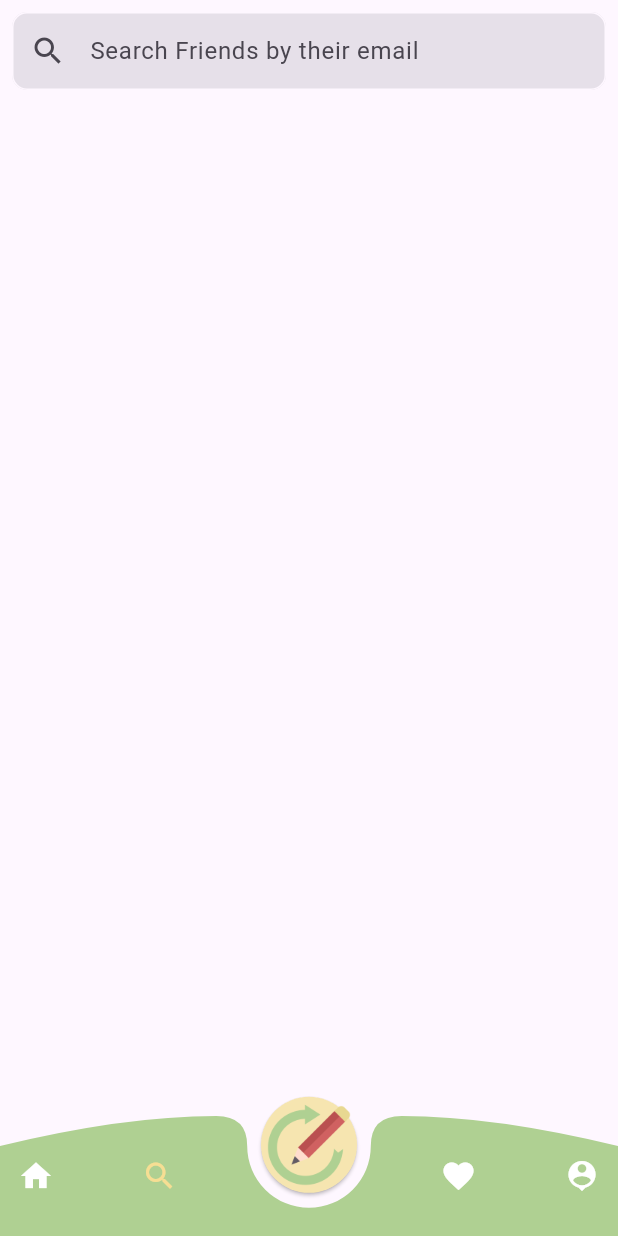
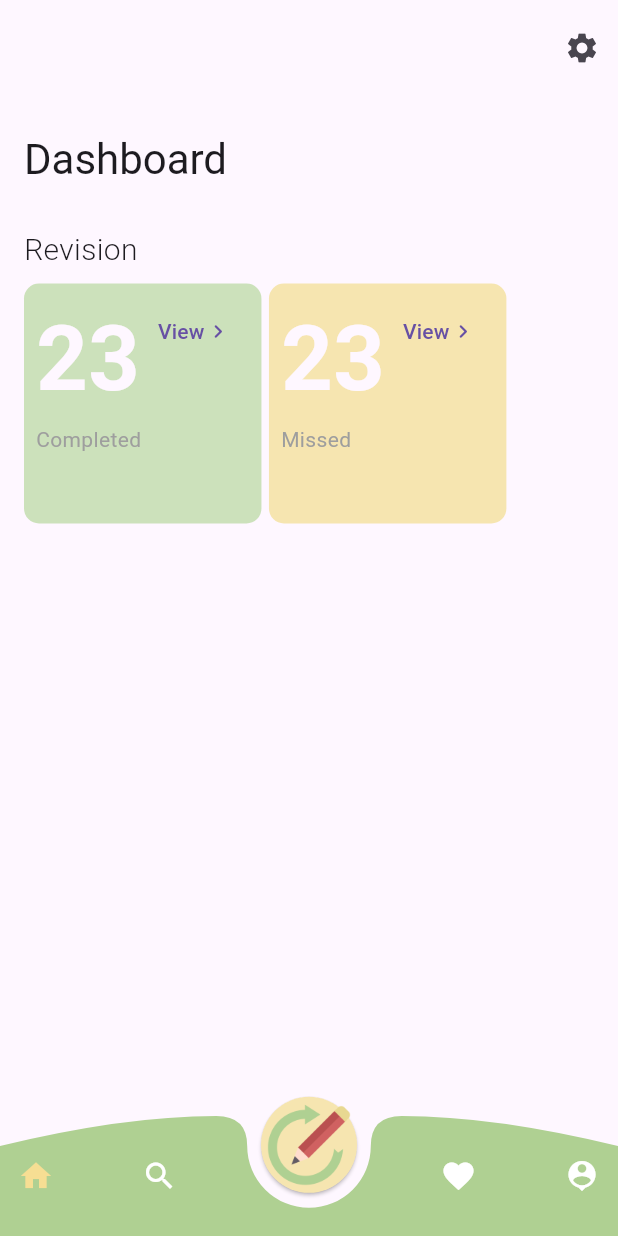
Before and after one commit to sudoadarsh/re_vision, a Flutter app: the DashBoard screen opened by its route, on a phone screen of 412 x 824 dp. Run offline on Flutter 3.47's test engine with Material 2 defaults, Android fonts, the phone set to English and light mode, and no system bars; our stand-ins replace bloc, cached_network_image, cloud_firestore, file_picker, firebase_auth, firebase_core and 7 more; missing offline and left inert: favicon, flutter_quill; accounts and stored records are empty; network calls fail.

Commit message:
-- dashboard page ui part 1, next: complete part 2.

```diff
--- a/lib/base_shared_prefs/base_shared_prefs.dart
+++ b/lib/base_shared_prefs/base_shared_prefs.dart
@@ -42,7 +42,7 @@ class BaseSharedPrefsSingleton {
   /// Delete operations.
   static Future<bool?> delete(String key) async => await _prefs?.remove(key);
 
-  static Future<bool?> clear(String key) async => await _prefs?.clear();
+  static Future<bool?> clear() async => await _prefs?.clear();
 
   /// Check whether a key exists already in the shared prefs.
   static bool? checkKey(String key) => _prefs?.containsKey(key);
--- a/lib/constants/color_constants.dart
+++ b/lib/constants/color_constants.dart
@@ -9,7 +9,9 @@ class ColorC {
   static const Color primaryComp = Color.fromRGBO(
       204, 225, 187, 1.0);
   static const Color secondary = Color.fromRGBO(208, 97, 97, 1.0);
+  static const Color secondaryComp = Color.fromRGBO(222, 167, 167, 1.0);
   static const Color button = Color.fromRGBO(246, 222, 147, 1.0);
+  static const Color buttonComp = Color.fromRGBO(246, 229, 176, 1.0);
   static const Color elevatedButton = Color.fromRGBO(246, 229, 176, 1.0);
   static const Color link = Color.fromRGBO(18, 75, 217, 1.0);
 }
--- a/lib/constants/string_constants.dart
+++ b/lib/constants/string_constants.dart
@@ -38,7 +38,6 @@ class StringC {
   static const String emailOrAppleId = 'Email or Apple Id';
   static const String username = "Username";
   static const String password = 'Password';
-  static const String welcome = 'Welcome to Re-vision...';
   static const String forgor = 'Forgot Password?';
 
   // String constants used in the dashboard.
@@ -46,6 +45,9 @@ class StringC {
   static const String overview = 'Overview';
   static const String pending = "Pending Today";
   static const String stars = 'Stars';
+  static const String completed = "Completed";
+  static const String view = "View";
+  static const String missed = "Missed";
 
   // String constants in the home page.
   static const String homeTitle = empty;
--- a/lib/modules/dashboard/dashboard_page.dart
+++ b/lib/modules/dashboard/dashboard_page.dart
@@ -1,10 +1,9 @@
-import 'package:carousel_slider/carousel_slider.dart';
 import 'package:cloud_firestore/cloud_firestore.dart';
 import 'package:flutter/material.dart';
-import 'package:re_vision/base_widgets/base_insta_story.dart';
 import 'package:re_vision/base_widgets/base_rounded_elevated_button.dart';
 import 'package:re_vision/base_widgets/base_text.dart';
 import 'package:re_vision/constants/color_constants.dart';
+import 'package:re_vision/constants/decoration_constants.dart';
 import 'package:re_vision/constants/icon_constants.dart';
 import 'package:re_vision/constants/size_constants.dart';
 import 'package:re_vision/constants/string_constants.dart';
@@ -20,9 +19,135 @@ import 'package:re_vision/utils/cloud/base_cloud.dart';
 import 'package:re_vision/utils/cloud/cloud_constants.dart';
 import 'package:re_vision/utils/social_auth/base_auth.dart';
 
-import '../../base_widgets/base_arc_painter.dart';
 
 enum CurrentS { dashboard, search, notifications, profile }
+
+/// The section headers.
+///
+class _SectionHeaders extends StatelessWidget {
+  const _SectionHeaders({Key? key, required this.header}) : super(key: key);
+
+  final String header;
+
+  @override
+  Widget build(BuildContext context) {
+    return SliverPadding(
+      padding: const EdgeInsets.only(left: 16.0, bottom: 8),
+      sliver: SliverToBoxAdapter(
+        child: BaseText(header, fontSize: 20.0, fontWeight: FontWeight.w300),
+      ),
+    );
+  }
+}
+
+/// The Dashboard page.
+///
+class _DashBoardPage extends StatelessWidget {
+  const _DashBoardPage({Key? key}) : super(key: key);
+
+  @override
+  Widget build(BuildContext context) {
+    return CustomScrollView(
+      slivers: [
+        SliverAppBar.large(
+          automaticallyImplyLeading: false,
+          backgroundColor: Theme.of(context).scaffoldBackgroundColor,
+          title: const BaseText(StringC.dashboard),
+          actions: [
+            IconButton(
+              onPressed: () {},
+              icon: IconC.settings,
+            ),
+          ],
+        ),
+        const _SectionHeaders(header: StringC.revision),
+        SliverPadding(
+          padding: const EdgeInsets.only(left: 16),
+          sliver: SliverToBoxAdapter(
+            child: SizedBox(
+              height: 160,
+              child: ListView(
+                scrollDirection: Axis.horizontal,
+                children: [
+                  // Completed revisions stat.
+                  _StatCard(
+                    subtitle: StringC.completed,
+                    stat: 23,
+                    link: StringC.view,
+                    onLinkTap: () {},
+                    color: ColorC.primaryComp,
+                  ),
+                  SizeC.spaceHorizontal5,
+                  // Failed revision stat.
+                  _StatCard(
+                    subtitle: StringC.missed,
+                    stat: 23,
+                    link: StringC.view,
+                    onLinkTap: () {},
+                    color: ColorC.buttonComp,
+                  ),
+                ],
+              ),
+            ),
+          ),
+        )
+      ],
+    );
+  }
+}
+
+/// The stat card.
+///
+class _StatCard extends StatelessWidget {
+  const _StatCard({
+    Key? key,
+    required this.stat,
+    required this.subtitle,
+    required this.link,
+    required this.onLinkTap, required this.color,
+  }) : super(key: key);
+
+  final int stat;
+  final String subtitle;
+  final String link;
+  final VoidCallback onLinkTap;
+  final Color color;
+
+  @override
+  Widget build(BuildContext context) {
+    return Container(
+      decoration: DecorC.boxDecorAll(radius: 10).copyWith(
+        color: color,
+      ),
+      child: Column(
+        crossAxisAlignment: CrossAxisAlignment.start,
+        children: [
+          Row(
+            crossAxisAlignment: CrossAxisAlignment.start,
+            children: [
+              BaseText(
+                stat.toString(),
+                fontSize: 60,
+                fontWeight: FontWeight.bold,
+                color: Theme.of(context).scaffoldBackgroundColor,
+              ),
+              TextButton(
+                onPressed: onLinkTap,
+                child: Row(
+                  children: [
+                    BaseText(link),
+                    const Icon(Icons.keyboard_arrow_right_rounded)
+                  ],
+                ),
+              ),
+            ],
+          ),
+          BaseText(subtitle, color: ColorC.subtitle),
+        ],
+      ).paddingDefault(),
+    );
+  }
+}
 
 class DashBoard extends StatefulWidget {
   const DashBoard({Key? key}) : super(key: key);
@@ -30,15 +155,12 @@ class DashBoard extends StatefulWidget {
   @override
   State<DashBoard> createState() => _DashBoardState();
 
-  static const Widget _divider =
-      Expanded(child: Divider(thickness: 1, indent: 10.0, endIndent: 10.0));
 }
 
 class _DashBoardState extends State<DashBoard> {
-  CurrentS _currentS = CurrentS.search;
+  CurrentS _currentS = CurrentS.dashboard;
 
   List<Requests> _req = [];
-  // List<Friends> _frs = [];
 
   /// Boolean to control the notifications.
   bool newNotifications = false;
@@ -57,7 +179,16 @@ class _DashBoardState extends State<DashBoard> {
         child: Stack(
           children: [
             _getS(),
-            Positioned(
+            _bottomNavigation(context),
+          ],
+        ),
+      ),
+    );
+  }
+
+  // The bottom navigation.
+  Positioned _bottomNavigation(BuildContext context) {
+    return Positioned(
       left: 0,
       bottom: 0,
       child: SizedBox(
@@ -108,7 +239,8 @@ class _DashBoardState extends State<DashBoard> {
                         _currentS,
                         icon: IconC.notification,
                       ),
-                              newNotifications ? Positioned(
+                      newNotifications
+                          ? Positioned(
                               bottom: -0,
                               child: Container(
                                 decoration: const BoxDecoration(
@@ -117,7 +249,8 @@ class _DashBoardState extends State<DashBoard> {
                                 height: 5,
                                 width: 5,
                               ),
-                              ) : SizeC.none,
+                            )
+                          : SizeC.none,
                     ],
                   ),
                   // Profile.
@@ -132,13 +265,10 @@ class _DashBoardState extends State<DashBoard> {
           ],
         ),
       ),
-            ),
-          ],
-        ),
-      ),
     );
   }
 
+  // Bottom navigation buttons.
   IconButton _bottomNavButton(CurrentS val, CurrentS grpVal,
       {required Icon icon}) {
     return IconButton(
@@ -148,121 +278,6 @@ class _DashBoardState extends State<DashBoard> {
       },
       icon: icon,
       color: val == grpVal ? ColorC.button : ColorC.white,
-    );
-  }
-
-  // Dashboard.
-  CustomScrollView _dashboard(BuildContext context) {
-    return CustomScrollView(
-      slivers: [
-        SliverAppBar.large(
-          automaticallyImplyLeading: false,
-          backgroundColor: Theme.of(context).scaffoldBackgroundColor,
-          title: const BaseText(StringC.dashboard),
-          actions: [
-            IconButton(
-              onPressed: () {},
-              icon: IconC.settings,
-            ),
-          ],
-        ),
-        SliverToBoxAdapter(
-          child: SizedBox(
-            height: 100,
-            child: ListView.separated(
-              separatorBuilder: (context, state) {
-                return SizeC.spaceHorizontal5;
-              },
-              scrollDirection: Axis.horizontal,
-              itemCount: 5,
-              itemBuilder: (context, index) {
-                return BaseInstaStory(
-                  imageUrl:
-                      "https://www.gstatic.com/mobilesdk/160503_mobilesdk/logo/2x/firebase_28dp.png",
-                  onTap: () {},
-                );
-              },
-            ),
-          ).paddingOnly(top: 8.0, left: 14.0),
-        ),
-        _heading(StringC.overview),
-        SliverToBoxAdapter(
-          child: CarouselSlider.builder(
-            options: CarouselOptions(
-              enableInfiniteScroll: false,
-              enlargeCenterPage: true,
-              aspectRatio: 16 / 9,
-              viewportFraction: 0.7,
-              initialPage: 1,
-            ),
-            itemCount: 3,
-            itemBuilder: (context, itemIndex, pageIndex) => Card(
-              elevation: 4.0,
-              child: Container(
-                decoration: BoxDecoration(
-                  borderRadius: BorderRadius.circular(8.0),
-                ),
-                child: Column(
-                  mainAxisAlignment: MainAxisAlignment.spaceEvenly,
-                  children: [
-                    Row(
-                      children: const [
-                        DashBoard._divider,
-                        BaseText(
-                          StringC.revision,
-                          fontWeight: FontWeight.w300,
-                          fontSize: 16.0,
-                        ),
-                        DashBoard._divider
-                      ],
-                    ),
-                    Row(
-                      mainAxisSize: MainAxisSize.min,
-                      children: [
-                        SizedBox(
-                          width: 50,
-                          height: 50,
-                          child: CustomPaint(
-                            painter: const BaseArcPainter(
-                              progress: 0.8,
-                              startColor: Colors.red,
-                              endColor: ColorC.secondary,
-                              width: 4.0,
-                            ),
-                            child: const BaseText('80%').center(),
-                          ),
-                        ),
-                        SizeC.spaceHorizontal10,
-                        const BaseText(
-                          StringC.pending,
-                          color: ColorC.subtitle,
-                          fontWeight: FontWeight.w300,
-                        )
-                      ],
-                    ),
-                    Row(
-                      mainAxisSize: MainAxisSize.min,
-                      children: [
-                        SizedBox(
-                          width: 50,
-                          height: 50,
-                          child: IconC.star,
-                        ),
-                        SizeC.spaceHorizontal10,
-                        BaseText(
-                          StringC.stars.padRight(20, ' '),
-                          color: ColorC.subtitle,
-                          fontWeight: FontWeight.w300,
-                        ),
-                      ],
-                    ),
-                  ],
-                ).paddingDefault(),
-              ),
-            ),
-          ),
-        ),
-      ],
     );
   }
 
@@ -292,6 +307,9 @@ class _DashBoardState extends State<DashBoard> {
               break;
             }
           }
+        } else {
+          // Remove notifications badge.
+          newNotifications = false;
         }
       }
     }
@@ -301,7 +319,7 @@ class _DashBoardState extends State<DashBoard> {
   Widget _getS() {
     switch (_currentS) {
       case CurrentS.dashboard:
-        return _dashboard(context);
+        return const _DashBoardPage();
       case CurrentS.search:
         return const SearchPage();
       case CurrentS.profile:
@@ -309,18 +327,8 @@ class _DashBoardState extends State<DashBoard> {
       case CurrentS.notifications:
         return NotificationsPage(req: _req);
       default:
-        return _dashboard(context);
+        return const _DashBoardPage();
     }
-  }
-
-  /// The heading of each section in the [DashboardPage].
-  SliverPadding _heading(String title) {
-    return SliverPadding(
-      padding: const EdgeInsets.only(top: 25.0, bottom: 8.0, left: 16.0),
-      sliver: SliverToBoxAdapter(
-        child: BaseText(title, fontSize: 20.0, fontWeight: FontWeight.w300),
-      ),
-    );
   }
 }
 
--- a/lib/modules/login_page/login_page.dart
+++ b/lib/modules/login_page/login_page.dart
@@ -2,6 +2,7 @@ import 'package:firebase_auth/firebase_auth.dart';
 import 'package:flutter/cupertino.dart';
 import 'package:flutter/material.dart';
 import 'package:flutter_bloc/flutter_bloc.dart';
+import 'package:re_vision/base_shared_prefs/base_shared_prefs.dart';
 
 import 'package:re_vision/base_widgets/base_elevated_button.dart';
 import 'package:re_vision/base_widgets/base_text.dart';
@@ -166,6 +167,9 @@ class _FormState extends State<_Form> {
                   User? user = state.data;
                   if (user != null) {
                     !_loginState ? _saveUserToCloud(user) : null;
+                    // Save the auth state.
+                    BaseSharedPrefsSingleton.setValue("auth", 1);
+                    // Navigate to the dashboard.
                     Navigator.of(context).pushNamedAndRemoveUntil(
                         RouteC.dashboard, (route) => false);
                   }
--- a/lib/modules/profile/profile_page.dart
+++ b/lib/modules/profile/profile_page.dart
@@ -1,5 +1,6 @@
 import 'package:flutter/cupertino.dart';
 import 'package:flutter/material.dart';
+import 'package:re_vision/base_shared_prefs/base_shared_prefs.dart';
 import 'package:re_vision/base_widgets/base_elevated_button.dart';
 import 'package:re_vision/constants/color_constants.dart';
 import 'package:re_vision/constants/decoration_constants.dart';
@@ -183,6 +184,7 @@ class ProfilePage extends StatelessWidget {
           CupertinoDialogAction(
             child: const BaseText(StringC.ok),
             onPressed: () {
+              BaseSharedPrefsSingleton.clear();
               BaseAuth.signOut(context, to: RouteC.loginPage);
             },
           ),
```
Also changed, not shown: lib/main.dart (+5 -5 lines). Lines whose indentation alone changed are shown as unchanged.
